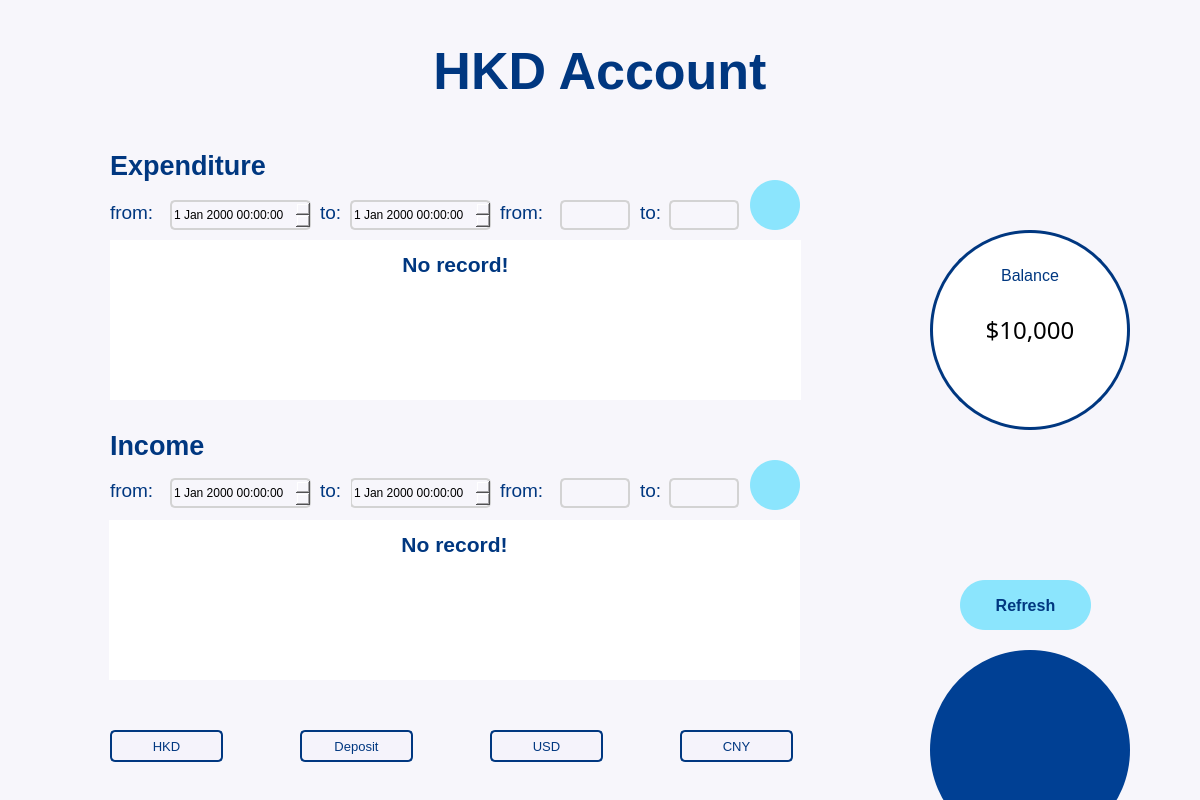
Above: accountsDetail.ui from mintpancake/ikyc before the change. Below: the same form after it.
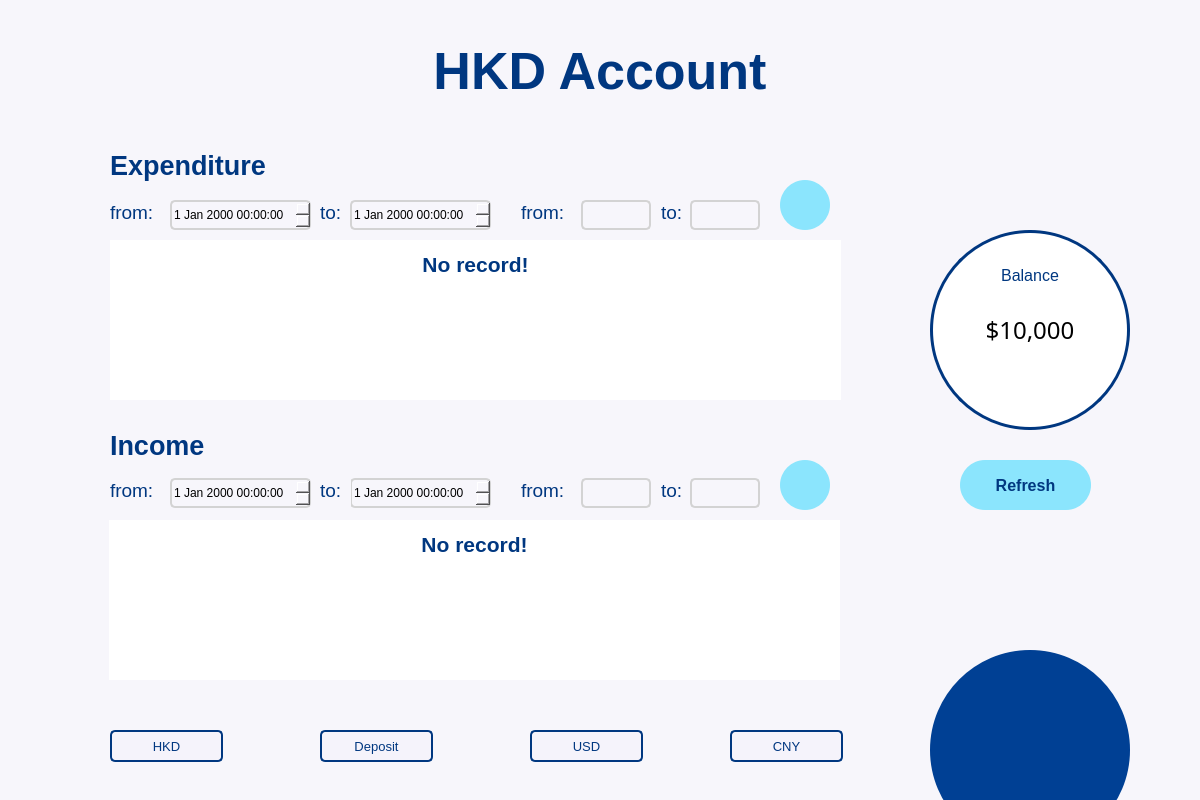
That is the form after the change. Icons and pictures are not drawn.

Commit message: modify ui of account detail

Patch:
```diff
--- a/accountsDetail.ui
+++ b/accountsDetail.ui
@@ -229,7 +229,7 @@
    <widget class="QPushButton" name="depositButton">
     <property name="geometry">
      <rect>
-      <x>300</x>
+      <x>320</x>
       <y>730</y>
       <width>113</width>
       <height>32</height>
@@ -268,7 +268,7 @@
    <widget class="QPushButton" name="USDButton">
     <property name="geometry">
      <rect>
-      <x>490</x>
+      <x>530</x>
       <y>730</y>
       <width>113</width>
       <height>32</height>
@@ -307,7 +307,7 @@
    <widget class="QPushButton" name="CNYButton">
     <property name="geometry">
      <rect>
-      <x>680</x>
+      <x>730</x>
       <y>730</y>
       <width>113</width>
       <height>32</height>
@@ -501,7 +501,7 @@
    <widget class="QLabel" name="TimeLabel_7">
     <property name="geometry">
      <rect>
-      <x>640</x>
+      <x>661</x>
       <y>192</y>
       <width>31</width>
       <height>41</height>
@@ -527,7 +527,7 @@
      <rect>
       <x>110</x>
       <y>240</y>
-      <width>691</width>
+      <width>731</width>
       <height>160</height>
      </rect>
     </property>
@@ -579,7 +579,7 @@
       <rect>
        <x>0</x>
        <y>0</y>
-       <width>691</width>
+       <width>731</width>
        <height>160</height>
       </rect>
      </property>
@@ -631,7 +631,7 @@
    <widget class="QLabel" name="TimeLabel_6">
     <property name="geometry">
      <rect>
-      <x>500</x>
+      <x>521</x>
       <y>192</y>
       <width>81</width>
       <height>41</height>
@@ -655,7 +655,7 @@
    <widget class="QLineEdit" name="toAmount_2">
     <property name="geometry">
      <rect>
-      <x>669</x>
+      <x>690</x>
       <y>478</y>
       <width>70</width>
       <height>30</height>
@@ -671,7 +671,7 @@
    <widget class="QLabel" name="TimeLabel_8">
     <property name="geometry">
      <rect>
-      <x>640</x>
+      <x>661</x>
       <y>470</y>
       <width>31</width>
       <height>41</height>
@@ -695,7 +695,7 @@
    <widget class="QPushButton" name="tickButton_2">
     <property name="geometry">
      <rect>
-      <x>750</x>
+      <x>780</x>
       <y>460</y>
       <width>50</width>
       <height>50</height>
@@ -745,7 +745,7 @@
    <widget class="QLineEdit" name="toAmount">
     <property name="geometry">
      <rect>
-      <x>669</x>
+      <x>690</x>
       <y>200</y>
       <width>70</width>
       <height>30</height>
@@ -796,7 +796,7 @@
    <widget class="QPushButton" name="tickButton">
     <property name="geometry">
      <rect>
-      <x>750</x>
+      <x>780</x>
       <y>180</y>
       <width>50</width>
       <height>50</height>
@@ -846,7 +846,7 @@
    <widget class="QLineEdit" name="fromAmount_2">
     <property name="geometry">
      <rect>
-      <x>560</x>
+      <x>581</x>
       <y>478</y>
       <width>70</width>
       <height>30</height>
@@ -888,7 +888,7 @@
      <rect>
       <x>109</x>
       <y>520</y>
-      <width>691</width>
+      <width>731</width>
       <height>160</height>
      </rect>
     </property>
@@ -941,7 +941,7 @@
       <rect>
        <x>0</x>
        <y>0</y>
-       <width>691</width>
+       <width>731</width>
        <height>160</height>
       </rect>
      </property>
@@ -1017,7 +1017,7 @@
    <widget class="QLineEdit" name="fromAmount">
     <property name="geometry">
      <rect>
-      <x>560</x>
+      <x>581</x>
       <y>200</y>
       <width>70</width>
       <height>30</height>
@@ -1033,7 +1033,7 @@
    <widget class="QLabel" name="TimeLabel_11">
     <property name="geometry">
      <rect>
-      <x>500</x>
+      <x>521</x>
       <y>470</y>
       <width>61</width>
       <height>41</height>
@@ -1093,7 +1093,7 @@
     <property name="geometry">
      <rect>
       <x>960</x>
-      <y>580</y>
+      <y>460</y>
       <width>131</width>
       <height>50</height>
      </rect>
@@ -1135,7 +1135,7 @@
      <rect>
       <x>110</x>
       <y>240</y>
-      <width>691</width>
+      <width>731</width>
       <height>50</height>
      </rect>
     </property>
@@ -1160,7 +1160,7 @@
      <rect>
       <x>109</x>
       <y>520</y>
-      <width>691</width>
+      <width>731</width>
       <height>50</height>
      </rect>
     </property>
```
Left out of the diff: 3 changed lines with no effect on the pictures.
